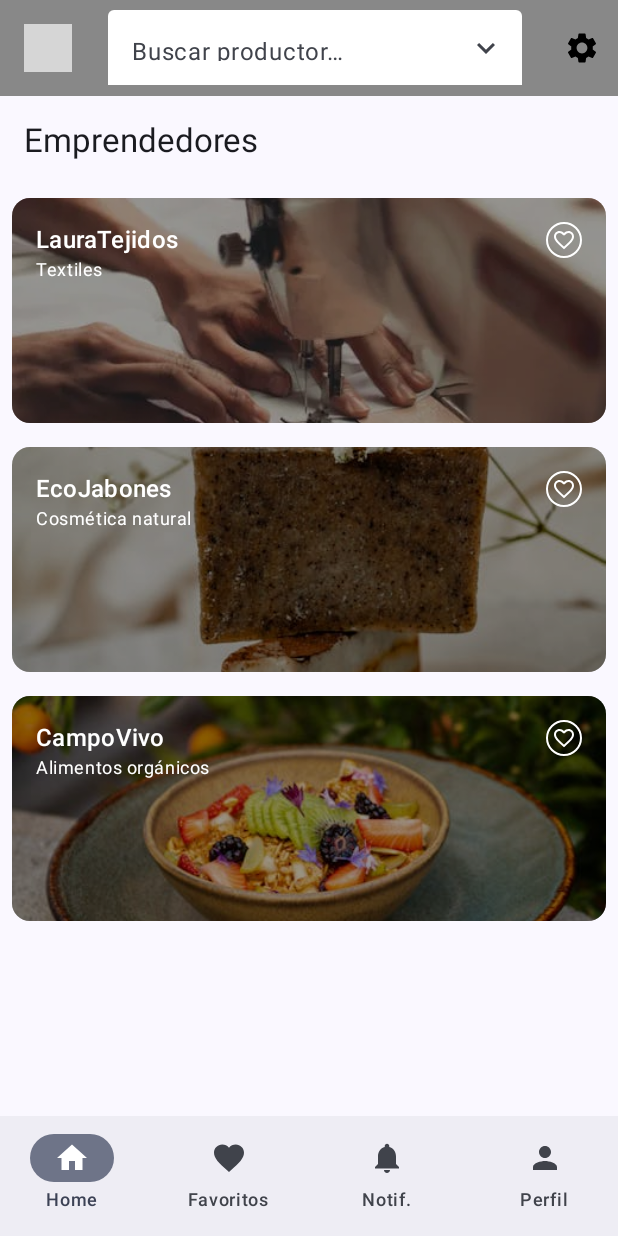
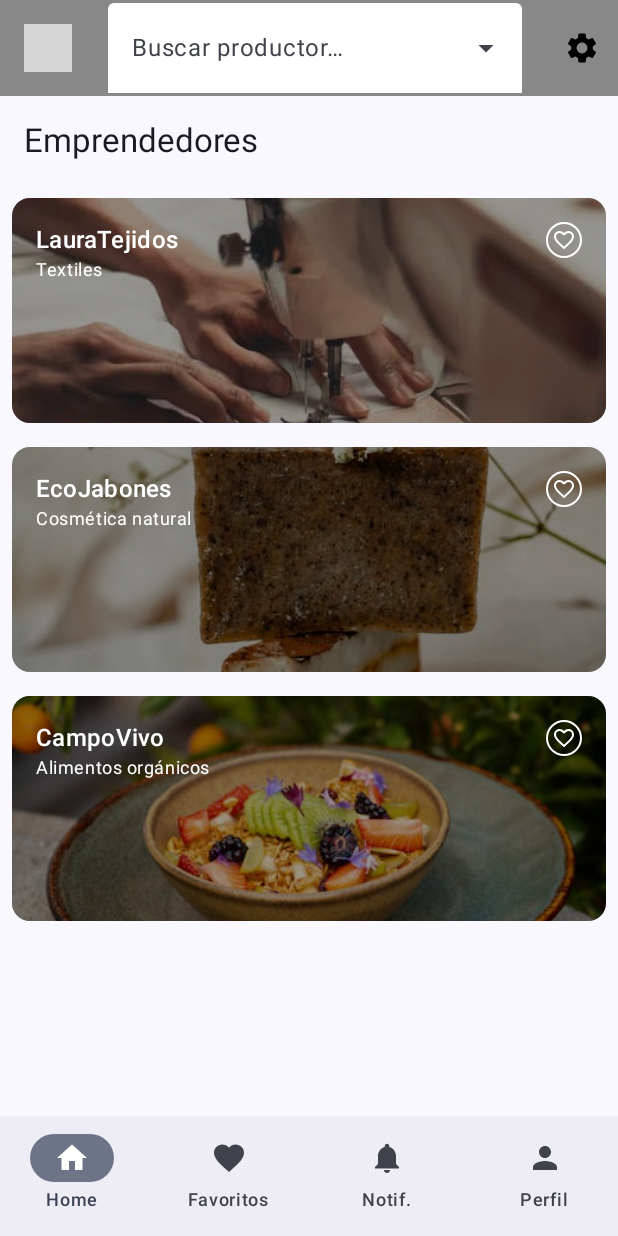
Before and after one commit to matiasquiroga8/TecnologiasMoviles, an Android app built with Jetpack Compose: the composable AppNavigation called with sample values from the repository, on a phone screen of 412 x 824 dp. Run offline under Robolectric (Android 15) with nearby library versions, the phone set to English and light mode, and no system bars; pictures from the network do not load; grey boxes are pictures that could not be loaded.

Commit message:
Correccion barra buscador y sugeridos

```diff
--- a/app/src/main/java/com/example/proyectotecnomovil/navigation/AppNavigation.kt
+++ b/app/src/main/java/com/example/proyectotecnomovil/navigation/AppNavigation.kt
@@ -25,12 +25,7 @@ fun AppNavigation(
     viewModelProductor: ProductorViewModel
 ) {
     NavHost(navController = navController, startDestination = AppScreens.HomeScreen.route) {
-        /*composable(AppScreens.LoginScreen.route) {
-            LoginScreen(navController)
-        }
-        composable(AppScreens.RegisterScreen.route) {
-            RegisterScreen(navController)
-        }*/
+
         composable(AppScreens.HomeScreen.route) {
             HomeScreen(
                 navController = navController,
@@ -39,10 +34,7 @@ fun AppNavigation(
                 viewModelProductor = viewModelProductor,
                 onProductorClick = { productor ->
                     navController.navigate("productorDetail/${Uri.encode(productor.nombre)}")
-                }
-                /*onProductorClick = { productor ->
-                    navController.navigate("${AppScreens.ProductorDetailScreen.route}/${productor.nombre}")
-                }*/,
+                },
                 onProductoClick = {}
             )
         }
@@ -65,34 +57,20 @@ fun AppNavigation(
                 )
             }
         }
-        composable(AppScreens.ProfileScreen.route) {
-            ProfileScreen(
-                navController= navController,
-                onBack = { navController.popBackStack() }
-            )
-        }
-    }
-}
-        /*
-        composable(
-            route = "productorDetail/{nombre}",
-            arguments = listOf(navArgument("nombre") { type = NavType.StringType })
+        composable(AppScreens.ProductorDetailScreen.route,
+            listOf(navArgument("nombre") { type = NavType.StringType })
         ) { backStackEntry ->
-            val nombreProductor = backStackEntry.arguments?.getString("nombre")
+            val nombre = backStackEntry.arguments?.getString("nombre")
+            val productor = productores.find { it.nombre == nombre }
 
-            val productor = productores.find { it.nombre == nombreProductor }
-
-            productor?.let {
-                ProductorDetalleScreen(
-                    productor = it,
-                    viewModelProducto = viewModelProducto
+            if (productor != null) {
+                ProductorDetailScreen(
+                    navController = navController,
+                    productor = productor,
+                    viewModelProducto = viewModelProducto,
+                    onBack = { navController.popBackStack() }
                 )
             }
         }
     }
 }
-
-@Composable
-fun ProductorDetalleScreen(productor: Productor, viewModelProducto: ProductoViewModel) {
-
-}*/
--- a/app/src/main/java/com/example/proyectotecnomovil/screens/HomeScreen.kt
+++ b/app/src/main/java/com/example/proyectotecnomovil/screens/HomeScreen.kt
@@ -19,13 +19,9 @@ import androidx.compose.foundation.lazy.LazyRow
 import androidx.compose.foundation.lazy.items
 import androidx.compose.foundation.shape.CircleShape
 import androidx.compose.material.icons.Icons
-import androidx.compose.material.icons.automirrored.filled.ArrowBack
-import androidx.compose.material.icons.filled.ArrowBack
 import androidx.compose.material.icons.filled.Favorite
 import androidx.compose.material.icons.filled.FavoriteBorder
 import androidx.compose.material.icons.filled.Home
-import androidx.compose.material.icons.filled.KeyboardArrowDown
-import androidx.compose.material.icons.filled.KeyboardArrowUp
 import androidx.compose.material.icons.filled.Notifications
 import androidx.compose.material.icons.filled.Person
 import androidx.compose.material.icons.filled.Settings
@@ -51,10 +47,8 @@ import androidx.compose.ui.Modifier
 import androidx.compose.ui.graphics.Color
 import androidx.compose.ui.graphics.vector.ImageVector
 import androidx.compose.ui.layout.ContentScale
-import androidx.compose.ui.text.TextStyle
 import androidx.compose.ui.text.font.FontWeight
 import androidx.compose.ui.unit.dp
-import androidx.compose.ui.unit.sp
 import androidx.navigation.NavController
 import coil.compose.AsyncImage
 import com.example.proyectotecnomovil.model.Producto
@@ -67,6 +61,7 @@ import com.example.proyectotecnomovil.viewmodel.ProductorViewModel
 import androidx.compose.material3.TextFieldDefaults
 import androidx.compose.ui.res.painterResource
 import com.example.proyectotecnomovil.R
+import androidx.compose.ui.platform.LocalFocusManager
 
 @Composable
 fun HomeScreen(
@@ -198,6 +193,7 @@ fun BodyHome(
     }
 
 }
+/*
 @OptIn(ExperimentalMaterial3Api::class)
 @Composable
 fun TopBar(
@@ -245,7 +241,7 @@ fun TopBar(
                         singleLine = true,
                         modifier = Modifier
                             .fillMaxWidth()
-                            .height(50.dp),
+                            .height(60.dp),
                         colors = TextFieldDefaults.colors(
                             focusedContainerColor   = Color.White,
                             unfocusedContainerColor = Color.White,
@@ -310,30 +306,121 @@ fun TopBar(
         )
     )
 }
-
-/*
+*/
 @OptIn(ExperimentalMaterial3Api::class)
 @Composable
-fun TopBar(navController: NavController) {
+fun TopBar(
+    navController: NavController,
+    productores: List<Productor>,
+    onSettingsClick: () -> Unit
+) {
+    var query by remember { mutableStateOf("") }
+    var expanded by remember { mutableStateOf(false) }
+
+    val suggestions = remember(query) {
+        if (query.isBlank()) emptyList()
+        else productores.filter {
+            it.nombre.contains(query, ignoreCase = true) ||
+                    it.categoria.contains(query, ignoreCase = true)
+        }
+    }
+
+    val focusManager = LocalFocusManager.current
+
     TopAppBar(
         title = {
-            Box(
+            Row(
                 modifier = Modifier.fillMaxWidth(),
-                contentAlignment = Alignment.Center
+                verticalAlignment = Alignment.CenterVertically
             ) {
-                Text(
-                    text = "Manos Locales",
-                    style = TextStyle(
-                        color = Color.Black,
-                        fontSize = 24.sp,
-                        fontWeight = FontWeight.Bold
+
+                Image(
+                    painter = painterResource(id = R.drawable.logo),
+                    contentDescription = "Logo Manos Locales",
+                    modifier = Modifier
+                        .height(32.dp)
+                        .padding(end = 8.dp)
+                )
+
+                Spacer(modifier = Modifier.width(16.dp))
+
+                // 🔄 Buscador con ExposedDropdownMenuBox
+                ExposedDropdownMenuBox(
+                    expanded = expanded && suggestions.isNotEmpty(),
+                    onExpandedChange = { expanded = it },
+                    modifier = Modifier.weight(1f)
+                ) {
+                    TextField(
+                        value = query,
+                        onValueChange = {
+                            query = it
+                            expanded = it.isNotBlank()
+                        },
+                        placeholder = { Text("Buscar productor…") },
+                        singleLine = true,
+                        trailingIcon = {
+                            ExposedDropdownMenuDefaults.TrailingIcon(expanded)
+                        },
+                        modifier = Modifier
+                            .menuAnchor() // ✅ necesario para posicionar correctamente el menú
+                            .fillMaxWidth()
+                            .height(60.dp),
+                        colors = TextFieldDefaults.colors(
+                            focusedContainerColor = Color.White,
+                            unfocusedContainerColor = Color.White,
+                            disabledContainerColor = Color.LightGray,
+                            focusedIndicatorColor = Color.Transparent,
+                            unfocusedIndicatorColor = Color.Transparent,
+                            disabledIndicatorColor = Color.Transparent,
+                            cursorColor = Color.Black,
+                            errorIndicatorColor = Color.Red
+                        )
                     )
-                )
+
+                    ExposedDropdownMenu(
+                        expanded = expanded && suggestions.isNotEmpty(),
+                        onDismissRequest = { expanded = false }
+                    ) {
+                        suggestions.forEach { productor ->
+                            DropdownMenuItem(
+                                text = {
+                                    Column {
+                                        Text(productor.nombre, fontWeight = FontWeight.Medium)
+                                        Text(
+                                            productor.categoria,
+                                            style = MaterialTheme.typography.bodySmall,
+                                            color = Color.Gray
+                                        )
+                                    }
+                                },
+                                onClick = {
+                                    query = productor.nombre
+                                    expanded = false
+                                    focusManager.clearFocus()
+                                    navController.navigate(AppScreens.ProductorDetailScreen.createRoute(productor.nombre))
+                                    // Ejemplo: navController.navigate("productorDetail/${productor.nombre}")
+                                }
+                            )
+                        }
+                    }
+                }
+
+                Spacer(modifier = Modifier.width(16.dp))
+
+                IconButton(onClick = onSettingsClick) {
+                    Icon(
+                        imageVector = Icons.Default.Settings,
+                        contentDescription = "Configuraciones",
+                        tint = Color.Black
+                    )
+                }
             }
         },
-        colors = TopAppBarDefaults.topAppBarColors(containerColor = Color.Gray)
+        colors = TopAppBarDefaults.topAppBarColors(
+            containerColor = Color.Gray
+        )
     )
-}*/
+}
 
 @OptIn(ExperimentalMaterial3Api::class)
 @Composable
@@ -490,67 +577,3 @@ sealed class Screen(val route: String) {
     object Home : Screen("home")
     object ProductorDetail : Screen("productor_detail")
 }
-
-//@OptIn(ExperimentalMaterial3Api::class)
-//@Composable
-//fun ProductorDetailScreen(
-//    navController: NavController,
-//    productor: Productor,
-//    viewModelProducto: ProductoViewModel,
-//    onBack: () -> Unit
-//) {
-//    Scaffold(
-//        topBar = {
-//            TopAppBar(
-//                title = { Text(productor.nombre) },
-//                navigationIcon = {
-//                    IconButton(onClick = onBack) {
-//                        Icon(Icons.AutoMirrored.Filled.ArrowBack, contentDescription = "Volver")
-//                    }
-//                }
-//            )
-//        }
-//    ) { padding ->
-//        LazyColumn(modifier = Modifier.padding(padding)) {
-//            items(productor.productos) { producto ->
-//                Card(
-//                    modifier = Modifier
-//                        .fillMaxWidth()
-//                        .padding(8.dp)
-//                        .clickable { /* Acción si se quiere ver más del producto */ }
-//                ) {
-//                    Column {
-//                        AsyncImage(
-//                            model = producto.imagen,
-//                            contentDescription = producto.nombre,
-//                            modifier = Modifier
-//                                .fillMaxWidth()
-//                                .height(180.dp),
-//                            contentScale = ContentScale.Crop
-//                        )
-//                        Row(
-//                            modifier = Modifier
-//                                .padding(8.dp)
-//                                .fillMaxWidth(),
-//                            verticalAlignment = Alignment.CenterVertically
-//                        ) {
-//                            Column(modifier = Modifier.weight(1f)) {
-//                                Text(producto.nombre, fontWeight = FontWeight.Bold)
-//                                Text("$${producto.precio}")
-//                                Text(producto.descripcion)
-//                            }
-//                            val isFav = viewModelProducto.isFavorito(producto)
-//                            Icon(
-//                                imageVector = if (isFav) Icons.Default.Favorite else Icons.Default.FavoriteBorder,
-//                                contentDescription = null,
-//                                tint = if (isFav) Color.Red else Color.Gray,
-//                                modifier = Modifier
-//                                    .clickable { viewModelProducto.toggleFavorito(producto) }
-//                                    .padding(8.dp)
-//                            )
-//                        }
-//                    }
-//                }
-//            }
-//        }
-//    }
```
Also changed, not shown: app/src/main/java/com/example/proyectotecnomovil/screens/ProductorDetailScreen.kt (line endings or trailing spaces).
